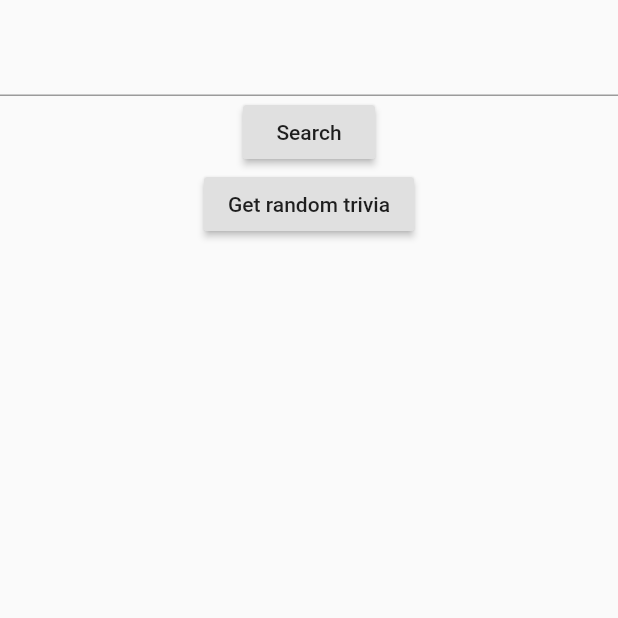
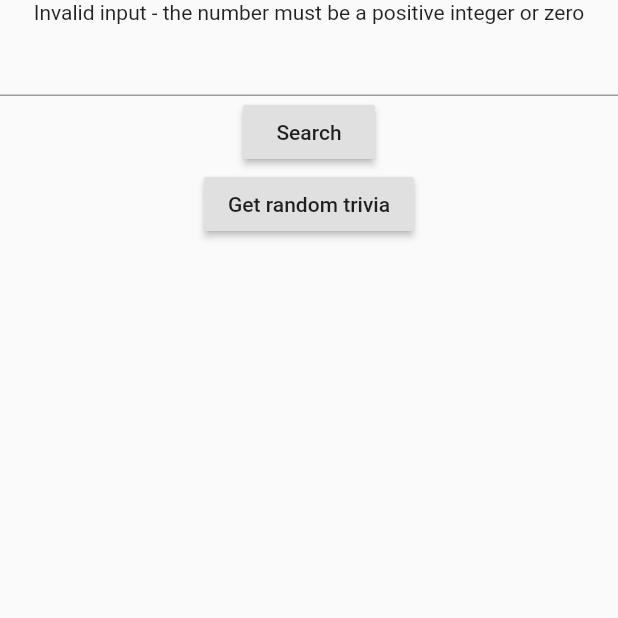
Before and after one commit to fljubic-flutter/number-trivia-flutter, a Flutter app: the screen it shows after launch, after a tap on "Search", on a phone screen of 412 x 824 dp, the top half of it. Run offline on Flutter 3.47's test engine with Material 2 defaults, Android fonts, the phone set to English and light mode, and no system bars; our stand-ins replace dartz, data_connection_checker, equatable, flutter_hooks, hooks_riverpod, shared_preferences.

Commit message:
kinda messy but getConcreteNumberTriviaProvider is providing fine now

```diff
--- a/lib/features/numberTrivia/presentation/pages/number_trivia_page.dart
+++ b/lib/features/numberTrivia/presentation/pages/number_trivia_page.dart
@@ -16,7 +16,11 @@ class NumberTriviaPage extends HookWidget {
               builder: (context) {
                 final numberTrivia = useProvider(
                     numberTriviaProvider(textEditingController.value.text));
-                return Container(child: Text(''));
+                return numberTrivia.when(
+                  loading: () => CircularProgressIndicator(),
+                  data: (value) => Text(value),
+                  error: (e, s) => Text("Unexpected error $e"),
+                );
               },
             ),
             TextField(
--- a/lib/features/numberTrivia/presentation/riverpod/number_trivia_provider.dart
+++ b/lib/features/numberTrivia/presentation/riverpod/number_trivia_provider.dart
@@ -2,16 +2,18 @@ import 'package:data_connection_checker/data_connection_checker.dart';
 import 'package:hooks_riverpod/all.dart';
 import 'package:http/http.dart' as http;
 import 'package:shared_preferences/shared_preferences.dart';
+import 'package:tdd_number_trivia/core/error/failure.dart';
 import 'package:tdd_number_trivia/core/network/network_info_impl.dart';
 import 'package:tdd_number_trivia/core/utils/input_converter.dart';
 import 'package:tdd_number_trivia/features/numberTrivia/data/datasources/number_trivia_local_data_source.dart';
 import 'package:tdd_number_trivia/features/numberTrivia/data/datasources/number_trivia_remote_data_source.dart';
 import 'package:tdd_number_trivia/features/numberTrivia/data/repositories/number_trivia_repository_impl.dart';
+import 'package:tdd_number_trivia/features/numberTrivia/domain/usecases/get_concrete_number_trivia.dart';
 
-final repositoryProvider = Provider(
-  (ref) => NumberTriviaRepositoryImpl(
-    localDataSource:
-        NumberTriviaLocalDataSourceImpl(sharedPreferences: SharedPreferences),
+final repositoryProvider = FutureProvider(
+  (ref) async => NumberTriviaRepositoryImpl(
+    localDataSource: NumberTriviaLocalDataSourceImpl(
+        sharedPreferences: await SharedPreferences.getInstance()),
     remoteDataSource: NumberTriviaRemoteDataSourceImpl(client: http.Client()),
     networkInfo: NetworkInfoImpl(DataConnectionChecker()),
   ),
@@ -19,25 +21,39 @@ final repositoryProvider = Provider(
 
 final inputConverterProvider = Provider((ref) => InputConverter());
 
-final getConcreteNumberTriviaProvider = FutureProvider((ref) {
-  // watchat neki statenotifier
-  // kada se promjeni readat repository i inputconverter
-
-  // ovisno o dati
-});
-
-final numberTriviaProvider = FutureProvider.family((ref, String number) {
-  final repository = ref.read(repositoryProvider);
+// ignore: missing_return
+final numberTriviaProvider = FutureProvider.family((ref, String number) async {
+  final repository = ref.read(repositoryProvider).data?.value;
   final converter = ref.read(inputConverterProvider);
   final buttonPressed = ref.watch(buttonPressedProvider).state;
 
-  if (buttonPressed == ButtonPressed.concrete) {
-    final num = converter.stringToUnsignedInt(number);
+  switch (buttonPressed) {
+    case ButtonPressed.none:
+      return "";
 
-    num.fold((l) => null, (r) => null);
+    case ButtonPressed.concrete:
+      final failureOrNumber = converter.stringToUnsignedInt(number);
+
+      if (failureOrNumber.isLeft()) {
+        return "Invalid input - the number must be a positive integer or zero";
+      } else {
+        int num = failureOrNumber.getOrElse(null);
+        final failureOrConcreteNumberTrivia =
+            await GetConcreteNumberTrivia(repository).call(Params(number: num));
+
+        String message = failureOrConcreteNumberTrivia.fold((failure) {
+          if (failure is ServerFailure) {
+            return "Server Failure";
+          } else {
+            return "Cache Failure";
+          }
+        }, (numberTrivia) => numberTrivia.text);
+        return message;
+      }
+      break;
+    case ButtonPressed.random:
+      return "";
   }
-
-  print(buttonPressed);
 });
 
 final buttonPressedProvider = StateProvider((ref) => ButtonPressed.none);
```
